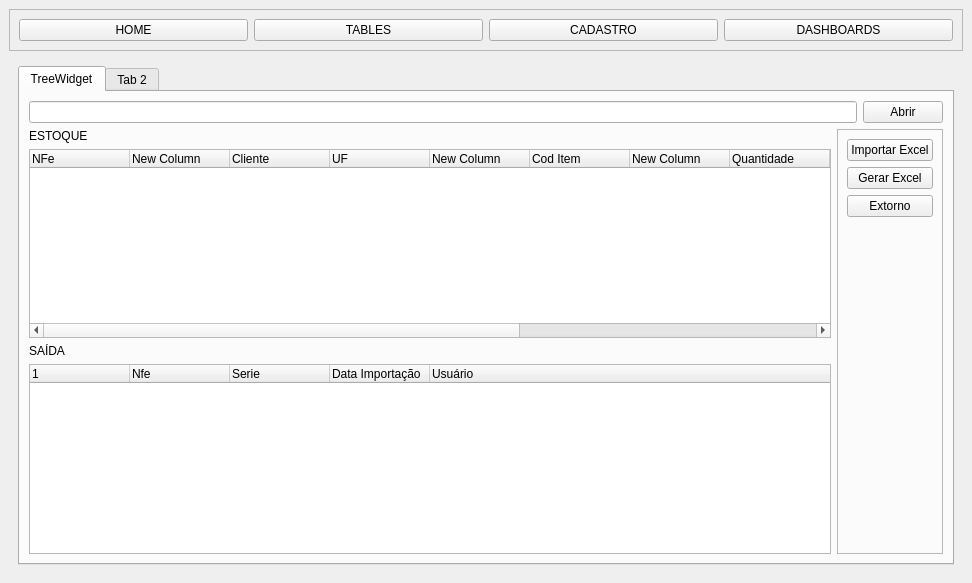
Above: Estoque/pgs/main2.ui from g-celente/PORTFOLIO-GUILHERME before the change. Below: the same form after it.
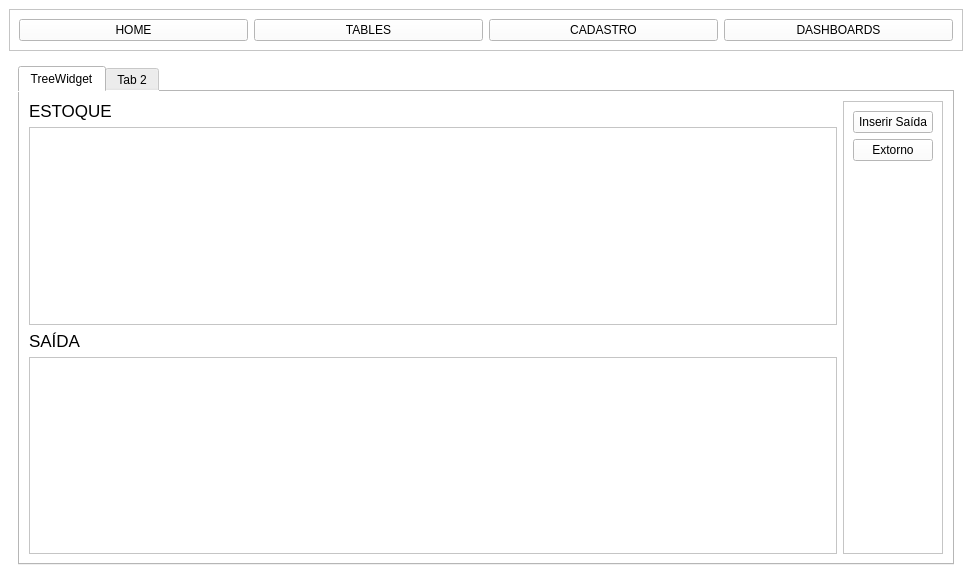
That is the form after the change. The open tabs and pages were chosen to show the change.

Patch:
```diff
--- a/Estoque/pgs/main2.ui
+++ b/Estoque/pgs/main2.ui
@@ -13,6 +13,9 @@
   <property name="windowTitle">
    <string>MainWindow</string>
   </property>
+  <property name="styleSheet">
+   <string notr="true">background-color: rgb(255,255, 255);</string>
+  </property>
   <widget class="QWidget" name="centralwidget">
    <layout class="QGridLayout" name="gridLayout">
     <item row="0" column="0">
@@ -64,6 +67,9 @@
        <layout class="QHBoxLayout" name="horizontalLayout_4">
         <item>
          <widget class="QTabWidget" name="tabWidget">
+          <property name="styleSheet">
+           <string notr="true">background-color: rgb(255, 255, 255);</string>
+          </property>
           <property name="currentIndex">
            <number>0</number>
           </property>
@@ -73,18 +79,7 @@
            </attribute>
            <layout class="QVBoxLayout" name="verticalLayout_3">
             <item>
-             <layout class="QHBoxLayout" name="horizontalLayout_2">
-              <item>
-               <widget class="QLineEdit" name="txt_file"/>
-              </item>
-              <item>
-               <widget class="QPushButton" name="btn_open">
-                <property name="text">
-                 <string>Abrir</string>
-                </property>
-               </widget>
-              </item>
-             </layout>
+             <layout class="QHBoxLayout" name="horizontalLayout_2"/>
             </item>
             <item>
              <layout class="QHBoxLayout" name="horizontalLayout_3">
@@ -94,120 +89,40 @@
                  <layout class="QVBoxLayout" name="verticalLayout_5">
                   <item>
                    <widget class="QLabel" name="label_3">
+                    <property name="font">
+                     <font>
+                      <pointsize>13</pointsize>
+                     </font>
+                    </property>
+                    <property name="styleSheet">
+                     <string notr="true">color: rgb(0, 0, 0);</string>
+                    </property>
                     <property name="text">
                      <string>ESTOQUE</string>
                     </property>
                    </widget>
                   </item>
                   <item>
-                   <widget class="QTreeWidget" name="tw_estoque">
-                    <column>
-                     <property name="text">
-                      <string>NFe</string>
-                     </property>
-                    </column>
-                    <column>
-                     <property name="text">
-                      <string>New Column</string>
-                     </property>
-                    </column>
-                    <column>
-                     <property name="text">
-                      <string>Cliente</string>
-                     </property>
-                    </column>
-                    <column>
-                     <property name="text">
-                      <string>UF</string>
-                     </property>
-                    </column>
-                    <column>
-                     <property name="text">
-                      <string>New Column</string>
-                     </property>
-                    </column>
-                    <column>
-                     <property name="text">
-                      <string>Cod Item</string>
-                     </property>
-                    </column>
-                    <column>
-                     <property name="text">
-                      <string>New Column</string>
-                     </property>
-                    </column>
-                    <column>
-                     <property name="text">
-                      <string>Quantidade</string>
-                     </property>
-                    </column>
-                    <column>
-                     <property name="text">
-                      <string>UN</string>
-                     </property>
-                    </column>
-                    <column>
-                     <property name="text">
-                      <string>Especie </string>
-                     </property>
-                    </column>
-                    <column>
-                     <property name="text">
-                      <string>Valor NFe</string>
-                     </property>
-                    </column>
-                    <column>
-                     <property name="text">
-                      <string>New Column</string>
-                     </property>
-                    </column>
-                    <column>
-                     <property name="text">
-                      <string>Usuário</string>
-                     </property>
-                    </column>
-                   </widget>
+                   <widget class="QTableWidget" name="tb_saida"/>
                   </item>
-                 </layout>
-                </item>
-                <item>
-                 <widget class="QLabel" name="label_2">
-                  <property name="text">
-                   <string>SAÍDA</string>
-                  </property>
-                 </widget>
-                </item>
-                <item>
-                 <layout class="QVBoxLayout" name="verticalLayout_6">
                   <item>
-                   <widget class="QTreeWidget" name="tw_saida">
-                    <column>
-                     <property name="text">
-                      <string>1</string>
-                     </property>
-                    </column>
-                    <column>
-                     <property name="text">
-                      <string>Nfe</string>
-                     </property>
-                    </column>
-                    <column>
-                     <property name="text">
-                      <string>Serie</string>
-                     </property>
-                    </column>
-                    <column>
-                     <property name="text">
-                      <string>Data Importação</string>
-                     </property>
-                    </column>
-                    <column>
-                     <property name="text">
-                      <string>Usuário</string>
-                     </property>
-                    </column>
+                   <widget class="QLabel" name="label_2">
+                    <property name="font">
+                     <font>
+                      <pointsize>13</pointsize>
+                     </font>
+                    </property>
+                    <property name="styleSheet">
+                     <string notr="true">color: rgb(0, 0, 0);</string>
+                    </property>
+                    <property name="text">
+                     <string>SAÍDA</string>
+                    </property>
                    </widget>
                   </item>
+                  <item>
+                   <widget class="QTableWidget" name="tb_estoque"/>
+                  </item>
                  </layout>
                 </item>
                </layout>
@@ -222,16 +137,12 @@
                 </property>
                 <layout class="QVBoxLayout" name="verticalLayout_4">
                  <item>
-                  <widget class="QPushButton" name="btn_importar">
-                   <property name="text">
-                    <string>Importar Excel</string>
+                  <widget class="QPushButton" name="insert_saida">
+                   <property name="styleSheet">
+                    <string notr="true">color: rgb(0, 0, 0);</string>
                    </property>
-                  </widget>
-                 </item>
-                 <item>
-                  <widget class="QPushButton" name="btn_excel">
                    <property name="text">
-                    <string>Gerar Excel</string>
+                    <string>Inserir Saída</string>
                    </property>
                   </widget>
                  </item>
@@ -243,6 +154,9 @@
                      <height>16777215</height>
                     </size>
                    </property>
+                   <property name="styleSheet">
+                    <string notr="true">color: rgb(0, 0, 0);</string>
+                   </property>
                    <property name="text">
                     <string>Extorno</string>
                    </property>
```
Left out of the diff: 164 changed lines with no effect on the pictures.
